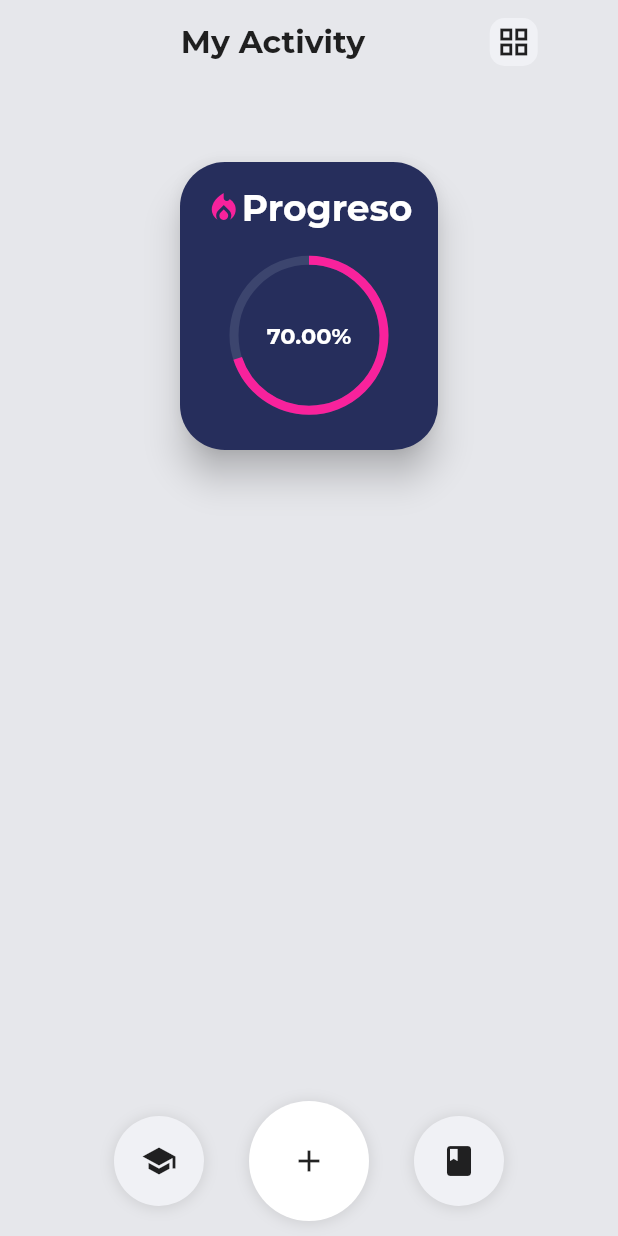
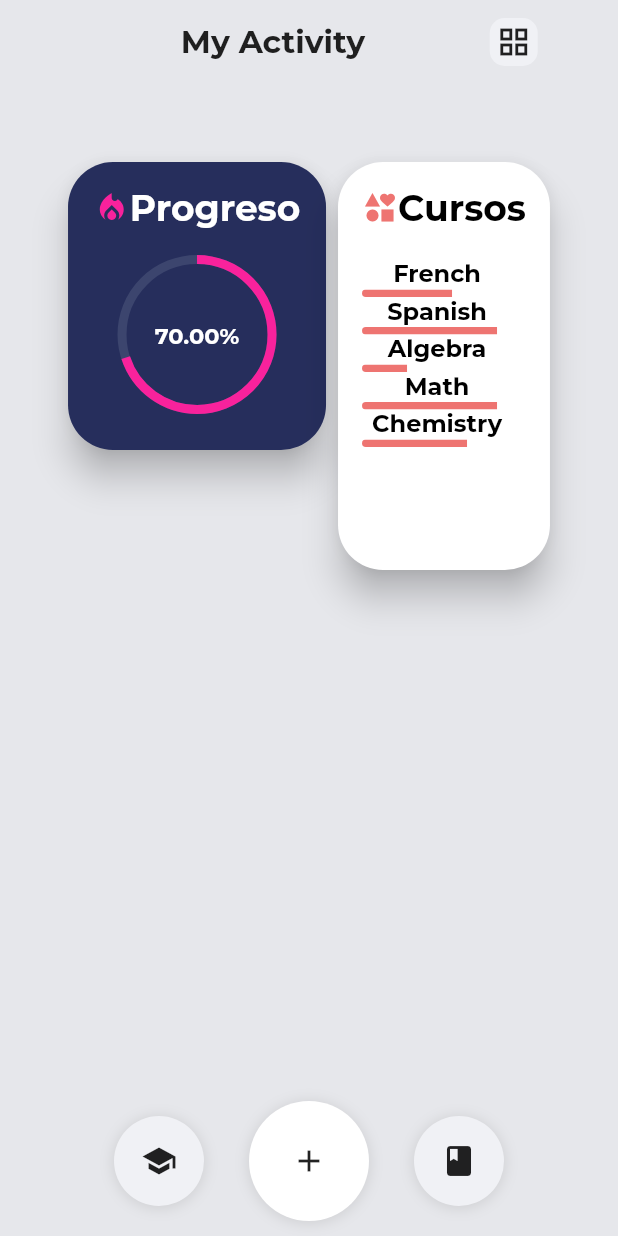
Before and after one commit to eddiedibs/lets_study, a Flutter app: the screen it shows after launch, on a phone screen of 412 x 824 dp. Run offline on Flutter 3.47's test engine with Material 2 defaults, Android fonts, the light colour scheme and no system bars; our stand-ins replace flutter_modular, percent_indicator; project files that could hold a hidden picture were left out.

Commit message:
Added Courses card element, aswell as improved aspects around the rendering of cards

```diff
--- a/lib/design/activity_card.dart
+++ b/lib/design/activity_card.dart
@@ -65,8 +65,7 @@ class _ActivityCardState extends State<ActivityCard> with SingleTickerProviderSt
                 ),
               ],
             ),
-            SizedBox(height: 10),
-            Spacer(),
+            SizedBox(height: 20),
             Center(
             child: Column(
               mainAxisAlignment: MainAxisAlignment.center,
--- a/lib/design/components/activity_card_progress_component.dart
+++ b/lib/design/components/activity_card_progress_component.dart
@@ -77,7 +77,7 @@ class ProgressComponentState extends State<ProgressComponent> with SingleTickerP
                 ),
               if (widget.progressComponentType == ProgressComponentType.linear)
                 SizedBox(
-                  height: 10,
+                  height: 5,
                   width: 100,
                   child: AnimatedBuilder(
                 animation: _animation,
--- a/lib/main.dart
+++ b/lib/main.dart
@@ -5,6 +5,7 @@ import 'package:lets_study_flutter/design/activity_card.dart';
 import 'package:lets_study_flutter/design/custom_app_bar.dart';
 import 'package:lets_study_flutter/design/custom_bottom_app_bar.dart';
 import 'package:lets_study_flutter/design/components/activity_card_progress_component.dart';
+import 'package:lets_study_flutter/design/components/activity_card_courses_component.dart';
 
 void main() {
   runApp(ModularApp(module: AppModule(), child:MyActivityApp()));
@@ -65,23 +66,30 @@ class HomePage extends StatelessWidget {
                     ),
                   ),
                 ),
-                // SizedBox(
-                //   height: 280,
-                //   child: Center(
-                //     child: InkWell(
-                //       onTap: () {
-                //         Modular.to.pushNamed('/progress-page');
-                //       },
-                //       child: ActivityCard(
-                //         title: 'Cursos',
-                //         color: Color.fromARGB(255, 255, 255, 255),
-                //         iconColor: const Color.fromARGB(255, 238, 116, 113),
-                //         icon: Icons.interests,
-                //         widgetComponent: ,
-                //       ),
-                //     ),
-                //   ),
-                // ),
+                SizedBox(
+                  height: 280,
+                  child: Center(
+                    child: InkWell(
+                      onTap: () {
+                        Modular.to.pushNamed('/progress-page');
+                      },
+                      child: ActivityCard(
+                        title: 'Cursos',
+                        color: Color.fromARGB(255, 255, 255, 255),
+                        iconColor: const Color.fromARGB(255, 238, 116, 113),
+                        icon: Icons.interests,
+                        widgetComponent: [CoursesComponent(
+                          courses: [{"courseName": "French","courseProgress": 0.6},
+                                    {"courseName": "Spanish","courseProgress": 0.9},
+                                    {"courseName": "Algebra","courseProgress": 0.3},
+                                    {"courseName": "Math","courseProgress": 0.9},
+                                    {"courseName": "Chemistry","courseProgress": 0.7},
+                                    ],
+                        )],
+                      ),
+                    ),
+                  ),
+                ),
               ],
             ),
           ),
```
Also changed, not shown: lib/design/components/activity_card_courses_component.dart (+23 -69 lines).
